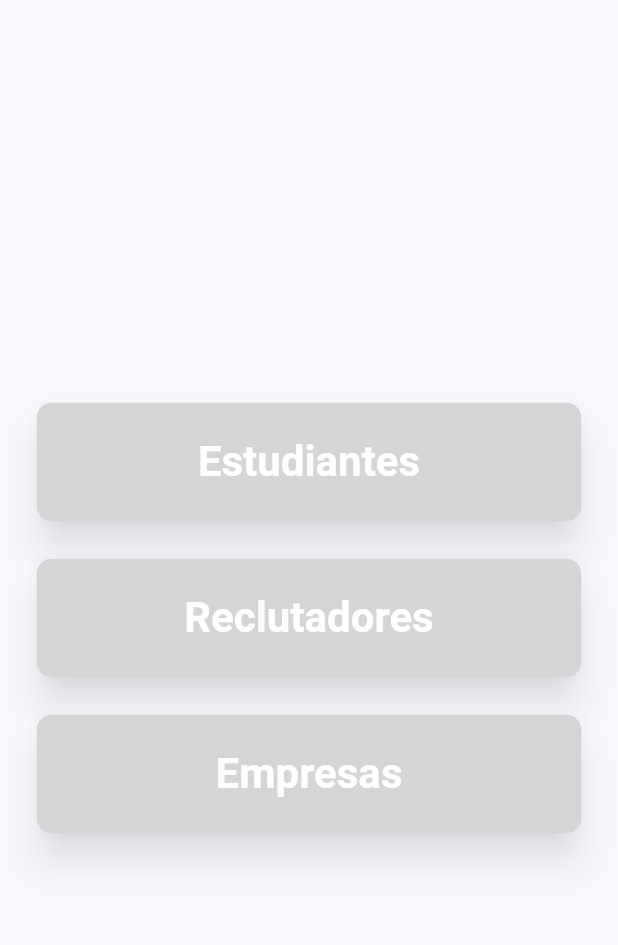
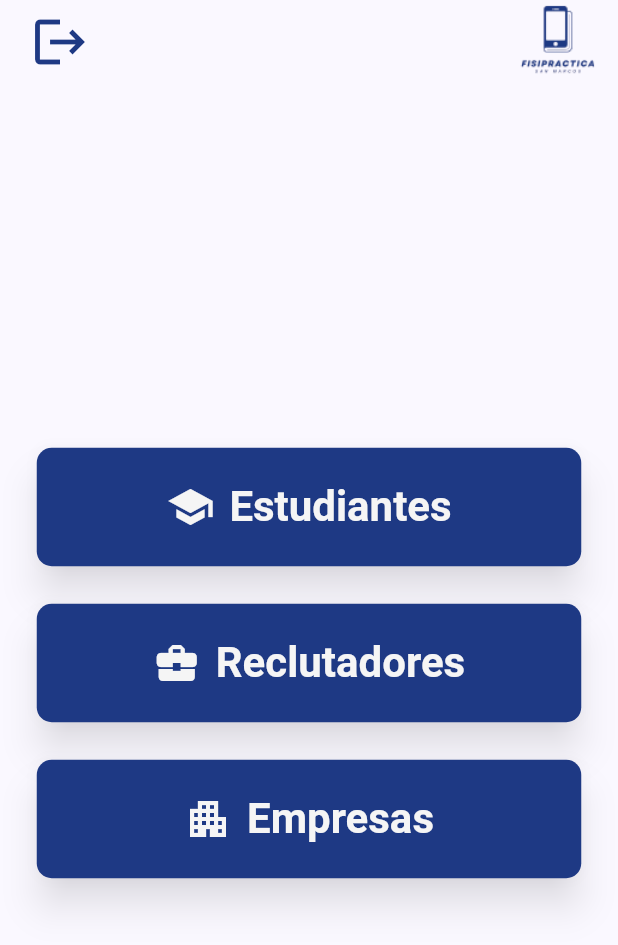
Before and after one commit to migguelarb1/FISIPRACTICA-GRUPO4, a Flutter app: the HomeScreen screen opened by its route, on a phone screen of 412 x 824 dp. Shown: the top 945 px of the screen. Run offline on Flutter 3.47's test engine with Material 3 defaults, Android fonts, the phone set to English and light mode, and no system bars; our stand-ins replace shared_preferences; accounts and stored records are empty.

Commit message:
Agregar header y mejorar la navegación en las pantallas de Estudiantes y Reclutadores.

```diff
--- a/lib/features/admin/screens/home/estudiantes_screen.dart
+++ b/lib/features/admin/screens/home/estudiantes_screen.dart
@@ -1,4 +1,5 @@
 import 'package:flutter/material.dart';
+import 'package:flutter_app/features/features.dart';
 
 class EstudiantesScreen extends StatefulWidget {
   const EstudiantesScreen({super.key});
@@ -225,12 +226,22 @@ class EstudiantesScreenState extends State<EstudiantesScreen> {
     final totalPages = (estudiantes.length / _itemsPerPage).ceil();
 
     return Scaffold(
+      appBar: PreferredSize(
+        preferredSize: const Size.fromHeight(60.0),
+        child: Column(
+          children: [
+            Header(
+              isHome: false,
+            )
+          ],
+        ),
+      ),
       body: Column(
         children: <Widget>[
           Container(
             padding: const EdgeInsets.all(16.0),
             decoration: BoxDecoration(
-              color: Color(0xFF1E3984).withOpacity(0.1),
+              color: Color(0xFF1E3984).withValues(alpha: 0.1),
               borderRadius: BorderRadius.vertical(bottom: Radius.circular(15)),
             ),
             child: Row(
--- a/lib/features/admin/screens/home/home_admin_screen.dart
+++ b/lib/features/admin/screens/home/home_admin_screen.dart
@@ -1,4 +1,7 @@
 import 'package:flutter/material.dart';
+import 'package:flutter_app/app/core/core.dart';
+import 'package:flutter_app/app/routes/routes.dart';
+import 'package:flutter_app/features/features.dart';
 
 class HomeScreen extends StatefulWidget {
   final Function(String)? onNavigateToSubpage;
@@ -10,49 +13,53 @@ class HomeScreen extends StatefulWidget {
 }
 
 class HomeScreenState extends State<HomeScreen> {
-  int _selectedButtonIndex = -1;
-
   void _onButtonPressed(int index) {
-    setState(() {
-      _selectedButtonIndex = index;
-    });
-
     if (index == 0) {
       // Navegar a EstudiantesScreen
-      widget.onNavigateToSubpage?.call('estudiantes');
+      Navigator.pushNamed(context, AppRoutes.students);
+      // widget.onNavigateToSubpage?.call('estudiantes');
     } else if (index == 1) {
       // Navegar a ReclutadoresScreen
-      widget.onNavigateToSubpage?.call('reclutadores');
+      Navigator.pushNamed(context, AppRoutes.recruiters);
+      // widget.onNavigateToSubpage?.call('reclutadores');
     } else if (index == 2) {
       // Navegar a EmpresasScreen
-      widget.onNavigateToSubpage?.call('empresas');
+      Navigator.pushNamed(context, AppRoutes.companies);
+      // widget.onNavigateToSubpage?.call('empresas');
     }
   }
 
+  /* Map<String, dynamic> buttons = {
+    'estudiantes': {
+      'label': 'Estudiantes',
+      'icon': Icons.school,
+      'route': AppRoutes.students,
+    },
+    'reclutadores': {
+      'label': 'Reclutadores',
+      'icon': Icons.business_center,
+      'route': AppRoutes.recruiters,
+    },
+    'empresas': {
+      'label': 'Empresas',
+      'icon': Icons.apartment,
+      'route': AppRoutes.companies,
+    },
+  }; */
+
   @override
   Widget build(BuildContext context) {
-    return Scaffold(
-      body: Column(
-        children: <Widget>[
-          Expanded(
-            child: Center(
-              child: Column(
-                mainAxisAlignment: MainAxisAlignment.center,
-                children: <Widget>[
-                  SizedBox(
+    /* List<Widget> buttonWidgets = buttons.values.map((value) {
+      return SizedBox(
         width: 363,
         height: 79,
         child: ElevatedButton(
           onPressed: () {
-                        _onButtonPressed(0);
+            Navigator.pushNamed(context, value['route']);
           },
           style: ElevatedButton.styleFrom(
-                        backgroundColor: _selectedButtonIndex == 0
-                            ? Color(0xFF1E3984)
-                            : Color(0xFFD5D5D5),
-                        foregroundColor: _selectedButtonIndex == 0
-                            ? Color(0xFFF5F5F5)
-                            : Colors.white,
+            backgroundColor: AppColors.primary,
+            foregroundColor: Color(0xFFF5F5F5),
             textStyle: TextStyle(
               fontSize: 28,
               fontWeight: FontWeight.bold,
@@ -63,7 +70,66 @@ class HomeScreenState extends State<HomeScreen> {
             shadowColor: Colors.black.withAlpha(128),
             elevation: 10,
           ),
-                      child: Text('Estudiantes'),
+          child: Row(
+            mainAxisAlignment: MainAxisAlignment.center,
+            children: [
+              Icon(value['icon'], size: 32),
+              SizedBox(width: 10),
+              Text(value['label']),
+            ],
+          ),
+        ),
+      );
+    }).toList(); */
+
+    return Scaffold(
+      appBar: PreferredSize(
+        preferredSize: const Size.fromHeight(60.0),
+        child: Column(
+          children: [
+            Header(
+              isHome: true,
+            )
+          ],
+        ),
+      ),
+      body: SizedBox.expand(
+        child: Column(
+          children: <Widget>[
+            Expanded(
+              child: Center(
+                child: Column(
+                  mainAxisAlignment: MainAxisAlignment.center,
+                  // children: buttonWidgets,
+                  children: <Widget>[
+                    SizedBox(
+                      width: 363,
+                      height: 79,
+                      child: ElevatedButton(
+                        onPressed: () {
+                          _onButtonPressed(0);
+                        },
+                        style: ElevatedButton.styleFrom(
+                          backgroundColor: AppColors.primary,
+                          foregroundColor: Color(0xFFF5F5F5),
+                          textStyle: TextStyle(
+                            fontSize: 28,
+                            fontWeight: FontWeight.bold,
+                          ),
+                          shape: RoundedRectangleBorder(
+                            borderRadius: BorderRadius.circular(10.0),
+                          ),
+                          shadowColor: Colors.black.withAlpha(128),
+                          elevation: 10,
+                        ),
+                        child: Row(
+                          mainAxisAlignment: MainAxisAlignment.center,
+                          children: [
+                            Icon(Icons.school, size: 32),
+                            SizedBox(width: 10),
+                            Text('Estudiantes'),
+                          ],
+                        ),
                       ),
                     ),
                     SizedBox(height: 25),
@@ -75,12 +141,8 @@ class HomeScreenState extends State<HomeScreen> {
                           _onButtonPressed(1);
                         },
                         style: ElevatedButton.styleFrom(
-                        backgroundColor: _selectedButtonIndex == 1
-                            ? Color(0xFF1E3984)
-                            : Color(0xFFD5D5D5),
-                        foregroundColor: _selectedButtonIndex == 1
-                            ? Color(0xFFF5F5F5)
-                            : Colors.white,
+                          backgroundColor: AppColors.primary,
+                          foregroundColor: Color(0xFFF5F5F5),
                           textStyle: TextStyle(
                             fontSize: 28,
                             fontWeight: FontWeight.bold,
@@ -91,7 +153,14 @@ class HomeScreenState extends State<HomeScreen> {
                           shadowColor: Colors.black.withAlpha(128),
                           elevation: 10,
                         ),
-                      child: Text('Reclutadores'),
+                        child: Row(
+                          mainAxisAlignment: MainAxisAlignment.center,
+                          children: [
+                            Icon(Icons.business_center, size: 32),
+                            SizedBox(width: 10),
+                            Text('Reclutadores'),
+                          ],
+                        ),
                       ),
                     ),
                     SizedBox(height: 25),
@@ -103,12 +172,8 @@ class HomeScreenState extends State<HomeScreen> {
                           _onButtonPressed(2);
                         },
                         style: ElevatedButton.styleFrom(
-                        backgroundColor: _selectedButtonIndex == 2
-                            ? Color(0xFF1E3984)
-                            : Color(0xFFD5D5D5),
-                        foregroundColor: _selectedButtonIndex == 2
-                            ? Color(0xFFF5F5F5)
-                            : Colors.white,
+                          backgroundColor: AppColors.primary,
+                          foregroundColor: Color(0xFFF5F5F5),
                           textStyle: TextStyle(
                             fontSize: 28,
                             fontWeight: FontWeight.bold,
@@ -119,7 +184,14 @@ class HomeScreenState extends State<HomeScreen> {
                           shadowColor: Colors.black.withAlpha(128),
                           elevation: 10,
                         ),
-                      child: Text('Empresas'),
+                        child: Row(
+                          mainAxisAlignment: MainAxisAlignment.center,
+                          children: [
+                            Icon(Icons.apartment, size: 32),
+                            SizedBox(width: 10),
+                            Text('Empresas'),
+                          ],
+                        ),
                       ),
                     ),
                   ],
@@ -128,6 +200,7 @@ class HomeScreenState extends State<HomeScreen> {
             ),
           ],
         ),
+      ),
     );
   }
 }
--- a/lib/features/admin/screens/home/reclutadores_screen.dart
+++ b/lib/features/admin/screens/home/reclutadores_screen.dart
@@ -120,12 +120,22 @@ class ReclutadoresScreenState extends State<ReclutadoresScreen> {
   @override
   Widget build(BuildContext context) {
     return Scaffold(
+      appBar: PreferredSize(
+        preferredSize: const Size.fromHeight(60.0),
+        child: Column(
+          children: [
+            Header(
+              isHome: false,
+            )
+          ],
+        ),
+      ),
       body: Column(
         children: <Widget>[
           Container(
             padding: const EdgeInsets.all(16.0),
             decoration: BoxDecoration(
-              color: Color(0xFF1E3984).withOpacity(0.1),
+              color: Color(0xFF1E3984).withValues(alpha: 0.1),
               borderRadius: BorderRadius.vertical(bottom: Radius.circular(15)),
             ),
             child: Row(
```
Lines whose indentation alone changed are shown as unchanged.
